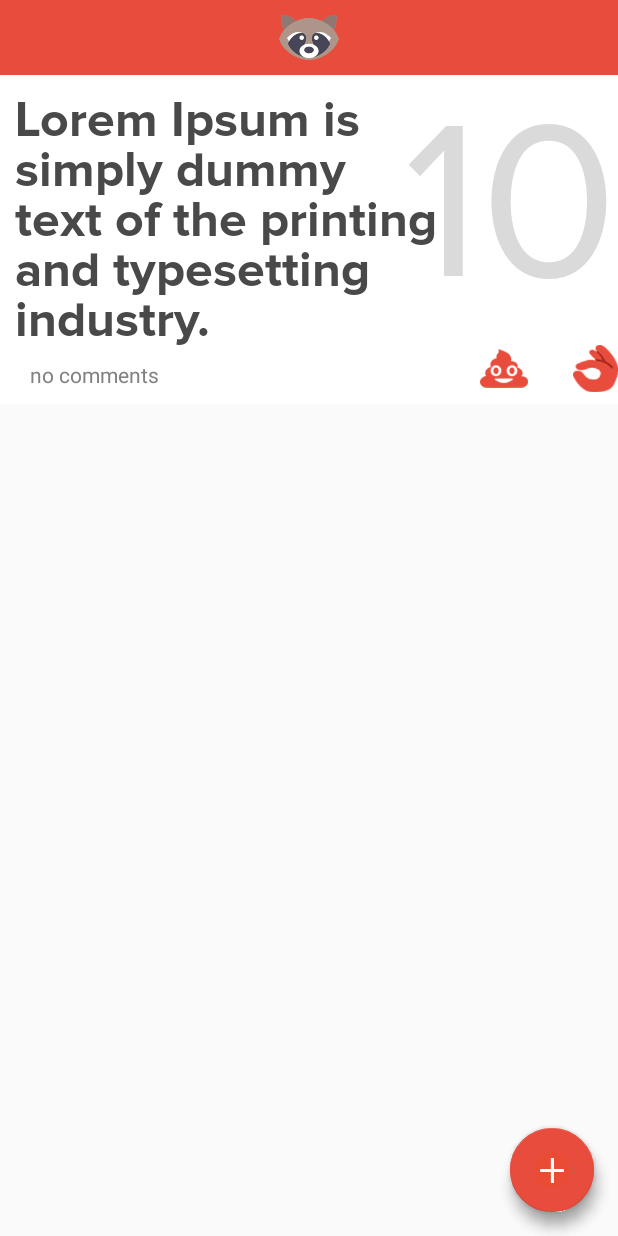
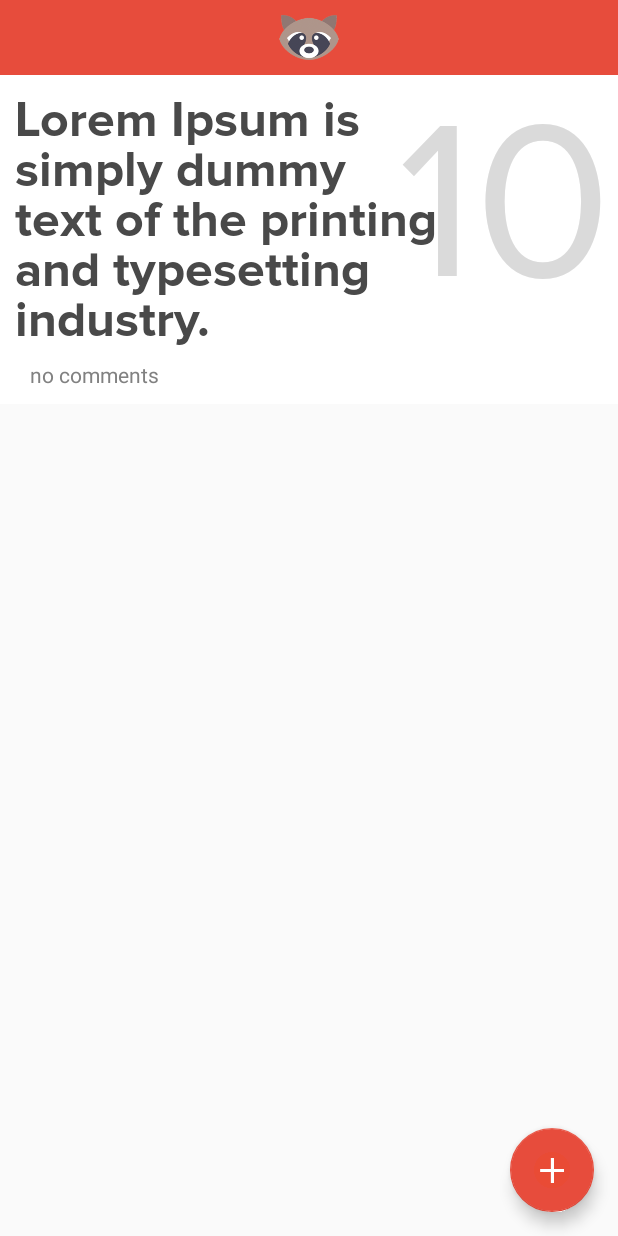
Before and after one commit to lamvann/shiptalk, an Android app: the MessageThreadActivity screen opened directly, with no data from a screen before it, on a phone screen of 412 x 824 dp. Run offline under Robolectric (Android 15) with nearby library versions, the phone set to English and light mode, and no system bars; libraries missing offline, so code that uses them is left out: com.pubnub.api; 7 statements that could not run were skipped.

Commit message:
feat: getting done

```diff
--- a/app/src/main/java/shiptalk/com/shiptalk/ui/messagethread/MessageThreadActivity.kt
+++ b/app/src/main/java/shiptalk/com/shiptalk/ui/messagethread/MessageThreadActivity.kt
@@ -1,12 +1,15 @@
 package shiptalk.com.shiptalk.ui.messagethread
 
 import android.os.Bundle
+import android.view.View
+import android.widget.TextView
 import kotlinx.android.synthetic.main.layout_item_message.*
 import kotlinx.android.synthetic.main.message_thread_activity.*
 import shiptalk.com.shiptalk.R
 import shiptalk.com.shiptalk.data.Message
 import shiptalk.com.shiptalk.ui.BaseActivity
 import shiptalk.com.shiptalk.ui.chatroom.NewPostDialog
+import shiptalk.com.shiptalk.ui.chatroom.OnMessageItemClickListener
 import shiptalk.com.shiptalk.utils.Constants.MESSAGE_ID
 
 class MessageThreadActivity : BaseActivity() {
@@ -60,8 +63,9 @@ class MessageThreadActivity : BaseActivity() {
 
     fun initComponents(){
         vote_count.text = messageParent.voteCount.toString()
-        okay_icon.setOnClickListener { viewModel.upvoteMessage(messageParent.messageId.toString()) }
-        dislike_icon.setOnClickListener { viewModel.downvoteMessage(messageParent.messageId.toString()) }
+        okay_icon.visibility = View.INVISIBLE
+        dislike_icon.visibility = View.INVISIBLE
         conversation_text.text = messageParent.message
+
     }
 }
--- a/app/src/main/java/shiptalk/com/shiptalk/ui/messagethread/MessageThreadFragment.kt
+++ b/app/src/main/java/shiptalk/com/shiptalk/ui/messagethread/MessageThreadFragment.kt
@@ -12,18 +12,7 @@ import shiptalk.com.shiptalk.ui.BaseFragment
 import shiptalk.com.shiptalk.ui.chatroom.OnMessageItemClickListener
 import shiptalk.com.shiptalk.utils.Constants.MESSAGE_ID
 
-class MessageThreadFragment : BaseFragment(), OnMessageItemClickListener {
-    override fun onMessageItemClickListener(messageId: String) {
-
-    }
-
-    override fun onUpvoteClickListener(messageId: String) {
-
-    }
-
-    override fun onDownvoteClickListener(messageId: String) {
-
-    }
+class MessageThreadFragment : BaseFragment() {
 
     private lateinit var viewModel: MessageThreadViewModel
     private lateinit var parentActivity: MessageThreadActivity
@@ -38,6 +27,12 @@ class MessageThreadFragment : BaseFragment(), OnMessageItemClickListener {
             messageThreadFragment.arguments = args
             return messageThreadFragment
         }
+    }
+
+    override fun onActivityCreated(savedInstanceState: Bundle?) {
+        super.onActivityCreated(savedInstanceState)
+        parentActivity.initComponents()
+        parentActivity.setListeners()
     }
 
     override fun onViewCreated(view: View, savedInstanceState: Bundle?) {
@@ -55,8 +50,7 @@ class MessageThreadFragment : BaseFragment(), OnMessageItemClickListener {
         //Instantiate List Adapter
         messageThreadListAdapter = MessageThreadListAdapter(
             parentActivity.obtainViewModel().onMessagesLoaded.value,
-            parentActivity,
-            this
+            parentActivity
         )
         setObservers()
         messageId = arguments?.getString(MESSAGE_ID, null)
--- a/app/src/main/java/shiptalk/com/shiptalk/ui/messagethread/MessageThreadListAdapter.kt
+++ b/app/src/main/java/shiptalk/com/shiptalk/ui/messagethread/MessageThreadListAdapter.kt
@@ -13,8 +13,7 @@ import shiptalk.com.shiptalk.ui.chatroom.OnMessageItemClickListener
 
 class MessageThreadListAdapter(
     private var messages: List<Message>?,
-    private val context: Context,
-    var callback: OnMessageItemClickListener
+    private val context: Context
 ) : RecyclerView.Adapter<MessageThreadListAdapter.ViewHolder>() {
     override fun getItemCount(): Int {
         return messages?.size ?: 0
--- a/app/src/main/res/layout/layout_item_message.xml
+++ b/app/src/main/res/layout/layout_item_message.xml
@@ -14,6 +14,7 @@
         android:fontFamily="@font/proxima_nova_regular"
         android:textSize="150dp"
         app:layout_constraintRight_toRightOf="parent"
+        android:layout_marginRight="4dp"
         android:textColor="#dadada"/>
 
     <ImageView
@@ -21,6 +22,7 @@
         android:layout_width="30dp"
         android:layout_height="wrap_content"
         android:src="@drawable/ic_okay"
+        android:layout_marginRight="4dp"
         app:layout_constraintBottom_toBottomOf="parent"
         app:layout_constraintRight_toRightOf="parent"/>
 
--- a/app/src/main/res/layout/message_thread_activity.xml
+++ b/app/src/main/res/layout/message_thread_activity.xml
@@ -6,7 +6,7 @@
         android:layout_width="match_parent"
         android:layout_height="match_parent"
         android:animateLayoutChanges="true"
-        tools:context=".ui.chatroom.ChatRoomFragment">
+        tools:context=".ui.messagethread.MessageThreadActivity">
     <LinearLayout
             android:id="@+id/topRaccoon"
             android:layout_width="match_parent"
@@ -23,6 +23,7 @@
                 android:layout_gravity="center_horizontal"/>
     </LinearLayout>
 
+
     <include
             android:id="@+id/message_parent"
             layout="@layout/layout_item_message"
@@ -33,14 +34,82 @@
             app:layout_constraintTop_toBottomOf="@+id/topRaccoon"
             app:layout_constraintBottom_toTopOf="@+id/container"/>
 
+    <!--<androidx.constraintlayout.widget.ConstraintLayout-->
+    <!--android:id="@+id/message_parent"-->
+    <!--android:layout_width="0dp"-->
+    <!--android:layout_height="wrap_content"-->
+    <!--app:layout_constraintStart_toStartOf="parent"-->
+    <!--app:layout_constraintEnd_toEndOf="parent"-->
+    <!--app:layout_constraintTop_toBottomOf="@+id/topRaccoon"-->
+    <!--app:layout_constraintBottom_toTopOf="@+id/container">-->
+
+    <!--<TextView-->
+    <!--android:id="@+id/count"-->
+    <!--android:layout_width="wrap_content"-->
+    <!--android:layout_height="wrap_content"-->
+    <!--tools:text="10"-->
+    <!--android:fontFamily="@font/proxima_nova_regular"-->
+    <!--android:textSize="150dp"-->
+    <!--app:layout_constraintRight_toRightOf="parent"-->
+    <!--android:textColor="#dadada"/>-->
+
+    <!--<ImageView-->
+    <!--android:id="@+id/okay"-->
+    <!--android:layout_width="30dp"-->
+    <!--android:layout_height="wrap_content"-->
+    <!--android:src="@drawable/ic_okay"-->
+    <!--app:layout_constraintBottom_toBottomOf="parent"-->
+    <!--app:layout_constraintRight_toRightOf="parent"/>-->
+
+    <!--<Space android:id="@+id/spacer" app:layout_constraintRight_toLeftOf="@id/okay_icon" android:layout_width="30dp"-->
+    <!--android:layout_height="wrap_content"/>-->
+
+    <!--<ImageView-->
+    <!--android:id="@+id/dislike"-->
+    <!--android:layout_width="32dp"-->
+    <!--android:layout_height="wrap_content"-->
+    <!--android:src="@drawable/ic_poop"-->
+    <!--app:layout_constraintRight_toLeftOf="@id/spacer"-->
+    <!--app:layout_constraintBottom_toBottomOf="parent"/>-->
+
+    <!--<TextView-->
+    <!--android:id="@+id/text"-->
+    <!--android:layout_width="300dp"-->
+    <!--android:layout_height="wrap_content"-->
+    <!--android:textColor="#494949"-->
+    <!--android:textSize="15pt"-->
+    <!--android:paddingStart="10dp"-->
+    <!--android:paddingTop="10dp"-->
+    <!--android:paddingBottom="35dp"-->
+    <!--android:fontFamily="@font/proxima_nova_bold"-->
+    <!--tools:text="Lorem Ipsum is simply dummy text of the printing and typesetting industry."/>-->
+
+    <!--<Space android:id="@+id/bottomLeftSpace" android:layout_width="20dp" android:layout_height="wrap_content"/>-->
+
+    <!--<TextView-->
+    <!--android:id="@+id/comments"-->
+    <!--android:layout_width="wrap_content"-->
+    <!--android:layout_height="wrap_content"-->
+    <!--android:textColor="#818181"-->
+    <!--android:layout_marginTop="20dp"-->
+    <!--android:paddingBottom="10dp"-->
+    <!--app:layout_constraintBottom_toBottomOf="parent"-->
+    <!--app:layout_constraintLeft_toRightOf="@id/bottomLeftSpace"-->
+    <!--tools:text="no comments"/>-->
+    <!--</androidx.constraintlayout.widget.ConstraintLayout>-->
+
     <FrameLayout
             xmlns:android="http://schemas.android.com/apk/res/android"
             xmlns:tools="http://schemas.android.com/tools"
             android:theme="@style/AppTheme"
             android:id="@+id/container"
-            android:layout_width="match_parent"
-            android:layout_height="match_parent"
-            tools:context=".ui.chatroom.ChatRoomActivity"/>
+            android:layout_width="0dp"
+            android:layout_height="0dp"
+            app:layout_constraintTop_toBottomOf="@+id/message_parent"
+            app:layout_constraintBottom_toBottomOf="parent"
+            app:layout_constraintStart_toStartOf="parent"
+            app:layout_constraintEnd_toEndOf="parent"
+            tools:context=".ui.messagethread.MessageThreadActivity"/>
 
     <com.google.android.material.floatingactionbutton.FloatingActionButton
             android:id="@+id/floatingActionButton"
--- a/app/src/main/res/layout/message_thread_fragment.xml
+++ b/app/src/main/res/layout/message_thread_fragment.xml
@@ -6,30 +6,6 @@
         android:layout_height="match_parent"
         android:animateLayoutChanges="true"
         tools:context=".ui.messagethread.MessageThreadActivity">
-    <LinearLayout
-            android:id="@+id/topRaccoon"
-            android:layout_width="match_parent"
-            android:layout_height="wrap_content"
-            android:orientation="horizontal"
-            android:background="@color/colorPrimary">
-
-        <ImageView
-                android:layout_width="match_parent"
-                android:layout_height="50dp"
-                android:paddingTop="10dp"
-                android:paddingBottom="10dp"
-                android:src="@drawable/raccoon_icon"
-                android:layout_gravity="center_horizontal"/>
-    </LinearLayout>
-
-    <include
-            android:id="@+id/message_parent"
-            layout="@layout/layout_item_message"
-            android:layout_width="0dp"
-            android:layout_height="wrap_content"
-            app:layout_constraintStart_toStartOf="parent"
-            app:layout_constraintEnd_toEndOf="parent"
-            app:layout_constraintTop_toBottomOf="@+id/topRaccoon" />
 
     <androidx.swiperefreshlayout.widget.SwipeRefreshLayout
             android:id="@+id/swipeRefreshLayout"
@@ -52,15 +28,4 @@
 
     </androidx.swiperefreshlayout.widget.SwipeRefreshLayout>
 
-    <com.google.android.material.floatingactionbutton.FloatingActionButton
-            android:id="@+id/floatingActionButton_comment"
-            android:layout_width="wrap_content"
-            android:layout_height="wrap_content"
-            android:layout_gravity="bottom|end"
-            android:layout_margin="@dimen/fab_margin"
-            app:layout_constraintRight_toRightOf="parent"
-            app:layout_constraintBottom_toBottomOf="parent"
-            app:backgroundTint="@color/colorPrimary"
-            app:srcCompat="@drawable/ic_add_post"/>
-
 </androidx.constraintlayout.widget.ConstraintLayout>
```
